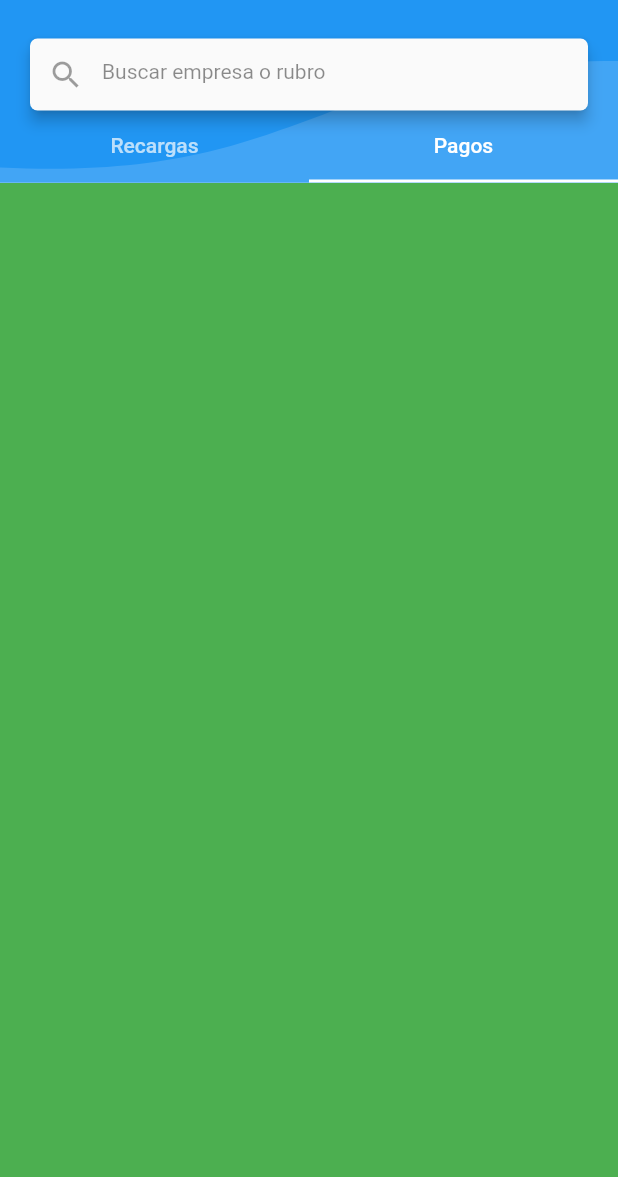
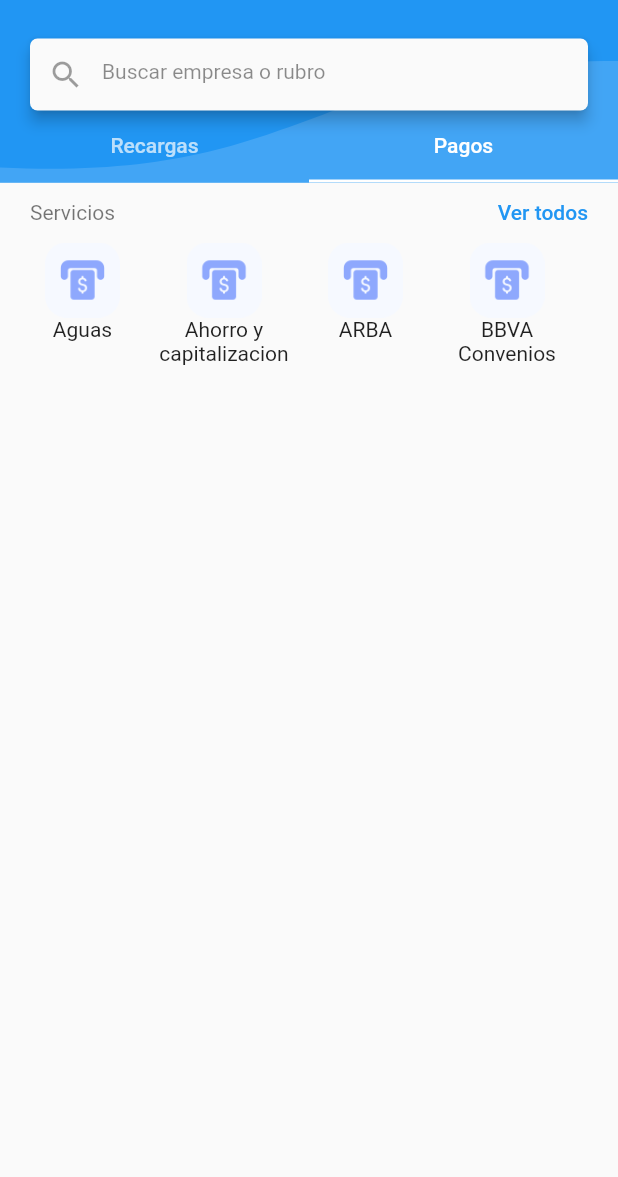
Before and after one commit to TinchoOlivari/uala-clone, a Flutter app: the PagosPage screen opened directly, tab 2 chosen, on a phone screen of 412 x 824 dp, the part 59-1236 px from its top. Run offline on Flutter 3.47's test engine with Material 2 defaults, Android fonts, the phone set to English and light mode, and no system bars; our stand-ins replace flare_flutter.

Commit message:
Icons created

```diff
--- a/lib/screens/pagos/pagosPage.dart
+++ b/lib/screens/pagos/pagosPage.dart
@@ -96,7 +96,13 @@ class _PagosPageState extends State<PagosPage>
 
   Widget getTabBarPages() {
     return TabBarView(controller: tabController, children: <Widget>[
-      Column(
+      RecargasTabPage(),
+      PagosTabPage(),
+    ]);
+  }
+
+  Widget RecargasTabPage() {
+    return Column(
       mainAxisAlignment: MainAxisAlignment.start,
       crossAxisAlignment: CrossAxisAlignment.start,
       children: <Widget>[
@@ -162,13 +168,13 @@ class _PagosPageState extends State<PagosPage>
             ),
           ),
         ),
-          Divider(
-            thickness: 0.8,
-            height: 30
-          ),
+        Divider(thickness: 0.8, height: 30),
         Padding(
           padding: const EdgeInsets.only(bottom: 10, left: 20, right: 20),
-            child: Text('Últimas recargas', style: TextStyle(color: Colors.black54),),
+          child: Text(
+            'Últimas recargas',
+            style: TextStyle(color: Colors.black54),
+          ),
         ),
         Expanded(
           child: ListView(
@@ -189,9 +195,102 @@ class _PagosPageState extends State<PagosPage>
           ),
         )
       ],
+    );
+  }
+
+  Widget PagosTabPage() {
+    return Column(
+      children: <Widget>[
+        Column(
+          children: <Widget>[
+            Padding(
+              padding: const EdgeInsets.symmetric(vertical: 12, horizontal: 20),
+              child: Row(
+                mainAxisAlignment: MainAxisAlignment.spaceBetween,
+                children: <Widget>[
+                  Text(
+                    'Servicios',
+                    style: TextStyle(color: Colors.black54),
                   ),
-      Container(color: Colors.green),
-    ]);
+                  Text('Ver todos',
+                      style: TextStyle(
+                          color: Colors.blue, fontWeight: FontWeight.w500))
+                ],
+              ),
+            ),
+            Padding(
+              padding: EdgeInsets.symmetric(horizontal: 30),
+              child: Row(
+                mainAxisAlignment: MainAxisAlignment.spaceBetween,
+                crossAxisAlignment: CrossAxisAlignment.start,
+                children: <Widget>[
+                  Flexible(
+                    child: Column(
+                      children: <Widget>[
+                        Image(
+                            image: AssetImage('lib/assets/pesos-caja.png'),
+                            width: 50),
+                        Text(
+                          'Aguas',
+                          overflow: TextOverflow.clip,
+                          textAlign: TextAlign.center,
+                        ),
+                      ],
+                    ),
+                  ),
+                  Flexible(
+                    child: Column(
+                      mainAxisAlignment: MainAxisAlignment.center,
+                      crossAxisAlignment: CrossAxisAlignment.center,
+                      children: <Widget>[
+                        Image(
+                            image: AssetImage('lib/assets/pesos-caja.png'),
+                            width: 50),
+                        Text(
+                          'Ahorro y capitalizacion',
+                          overflow: TextOverflow.clip,
+                          textAlign: TextAlign.center,
+                        ),
+                      ],
+                    ),
+                  ),
+                  Flexible(
+                    child: Column(
+                      mainAxisAlignment: MainAxisAlignment.start,
+                      children: <Widget>[
+                        Image(
+                            image: AssetImage('lib/assets/pesos-caja.png'),
+                            width: 50),
+                        Text(
+                          'ARBA',
+                          overflow: TextOverflow.clip,
+                          textAlign: TextAlign.center,
+                        ),
+                      ],
+                    ),
+                  ),
+                  Flexible(
+                    child: Column(
+                      mainAxisAlignment: MainAxisAlignment.start,
+                      children: <Widget>[
+                        Image(
+                            image: AssetImage('lib/assets/pesos-caja.png'),
+                            width: 50),
+                        Text(
+                          'BBVA Convenios',
+                          overflow: TextOverflow.clip,
+                          textAlign: TextAlign.center,
+                        ),
+                      ],
+                    ),
+                  ),
+                ],
+              ),
+            )
+          ],
+        ),
+      ],
+    );
   }
 }
 
@@ -256,35 +355,35 @@ class Recarga extends StatelessWidget {
                 Column(
                   crossAxisAlignment: CrossAxisAlignment.start,
                   children: <Widget>[
-                    Text(title, style: TextStyle(fontWeight: FontWeight.w500, fontSize: 16)),
+                    Text(title,
+                        style: TextStyle(
+                            fontWeight: FontWeight.w500, fontSize: 16)),
                     Padding(
                       padding: const EdgeInsets.only(top: 2),
-                      child: Text(type, style: TextStyle(color: Colors.black54)),
+                      child:
+                          Text(type, style: TextStyle(color: Colors.black54)),
                     )
                   ],
                 ),
                 Column(
                   crossAxisAlignment: CrossAxisAlignment.end,
                   children: <Widget>[
-                    Text('\$ $ammount ', style: TextStyle(fontSize: 16, color: Colors.black54)),
+                    Text('\$ $ammount ',
+                        style: TextStyle(fontSize: 16, color: Colors.black54)),
                     Padding(
                       padding: const EdgeInsets.only(top: 2),
-                      child: Text(date, style: TextStyle(color: Colors.black54)),
+                      child:
+                          Text(date, style: TextStyle(color: Colors.black54)),
                     )
                   ],
                 ),
               ],
-            )
-        ),
-        Divider(
-            thickness: 0.8,
-            height: 20
-        ),
+            )),
+        Divider(thickness: 0.8, height: 20),
       ],
     );
   }
 }
-
 
 class ShapesPainter extends CustomPainter {
   @override
```
Also changed, not shown: lib/assets/agua.png (added), lib/assets/banco.png (added), lib/assets/ent-financiera.png (added). Lines whose indentation alone changed are shown as unchanged.
